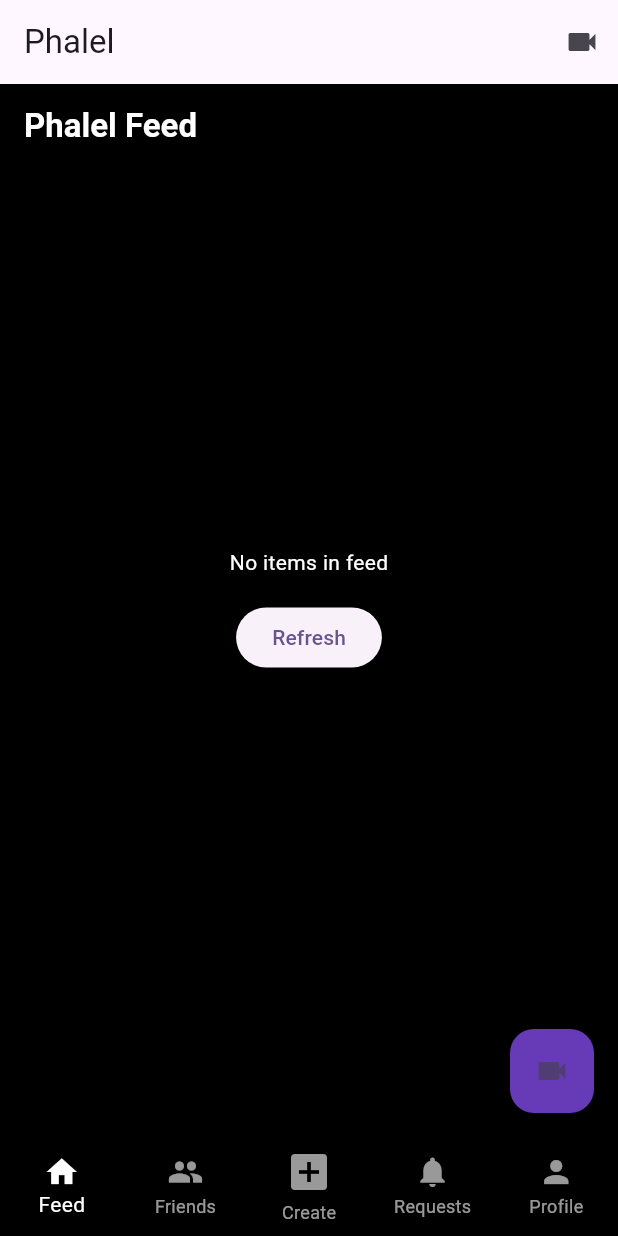
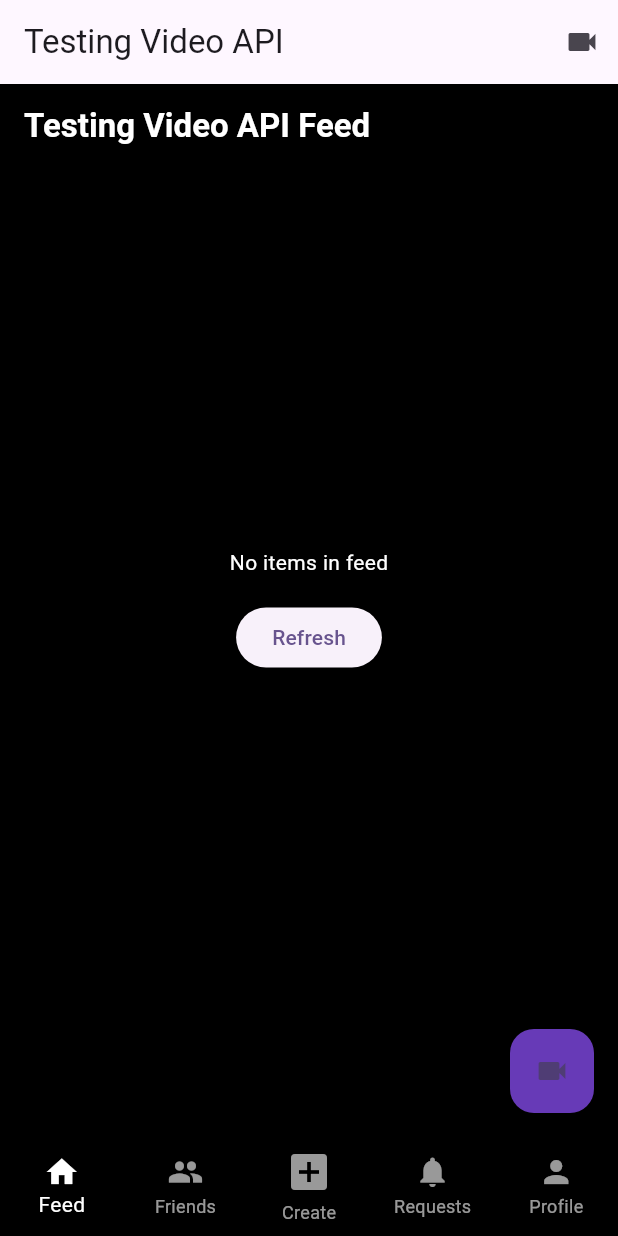
Before and after one commit to Orgpg/test_phalel_video_api, a Flutter app: the MainNavigationScreen screen opened by its route, on a phone screen of 412 x 824 dp. Run offline on Flutter 3.47's test engine with Material 3 defaults, Android fonts, the light colour scheme and no system bars; our stand-ins replace chewie, dio, file_picker, flutter_dotenv, flutter_secure_storage, go_router and 2 more; accounts and stored records are empty; network calls fail.

Commit message:
change name PHALEL to Testing Video API

```diff
--- a/lib/core/constants/constants.dart
+++ b/lib/core/constants/constants.dart
@@ -1,5 +1,5 @@
 class AppConstants {
-  static const String appName = 'PhaLel Video Test';
+  static const String appName = 'Testing Video API';
   static const String freeVideosTab = 'Free Videos';
   static const String premiumVideosTab = 'Premium Videos';
   static const String noVideosFound = 'No Videos Found';
--- a/lib/features/auth/signup_screen.dart
+++ b/lib/features/auth/signup_screen.dart
@@ -65,7 +65,7 @@ class _SignupScreenState extends State<SignupScreen> {
                 const Icon(Icons.person_add, size: 80, color: Colors.deepPurple),
                 const SizedBox(height: 32),
                 Text(
-                  'Join Phalel',
+                  'Join Testing Video API',
                   style: Theme.of(context).textTheme.headlineMedium?.copyWith(
                         fontWeight: FontWeight.bold,
                         color: Colors.deepPurple,
--- a/lib/features/feed/feed_screen.dart
+++ b/lib/features/feed/feed_screen.dart
@@ -39,7 +39,7 @@ class _FeedScreenState extends State<FeedScreen> {
       appBar: AppBar(
         backgroundColor: Colors.transparent,
         elevation: 0,
-        title: const Text('Phalel Feed', style: TextStyle(color: Colors.white, fontWeight: FontWeight.bold)),
+        title: const Text('Testing Video API Feed', style: TextStyle(color: Colors.white, fontWeight: FontWeight.bold)),
       ),
       floatingActionButton: FloatingActionButton(
         onPressed: () {
--- a/lib/features/home/home_screen.dart
+++ b/lib/features/home/home_screen.dart
@@ -79,7 +79,7 @@ class _HomeScreenState extends State<HomeScreen> {
         backgroundColor: Colors.transparent,
         elevation: 0,
         title: const Text(
-          'PHALEL VIDEO',
+          'Testing Video API',
           style: TextStyle(color: Colors.white, fontWeight: FontWeight.bold, letterSpacing: 1.2),
         ),
         actions: [
--- a/lib/features/main_navigation_screen.dart
+++ b/lib/features/main_navigation_screen.dart
@@ -67,7 +67,7 @@ class _MainNavigationScreenState extends State<MainNavigationScreen> {
     return Scaffold(
       appBar: _selectedIndex == 0
         ? AppBar(
-            title: const Text('Phalel'),
+            title: const Text('Testing Video API'),
             actions: [
               IconButton(
                 icon: const Icon(Icons.videocam),
--- a/lib/main.dart
+++ b/lib/main.dart
@@ -208,7 +208,7 @@ class MyApp extends StatelessWidget {
   @override
   Widget build(BuildContext context) {
     return MaterialApp.router(
-      title: 'PhaLel Video',
+      title: 'Testing Video API',
       debugShowCheckedModeBanner: false,
       routerConfig: _router,
       theme: ThemeData(
```
Also changed, not shown: 1 other file.
